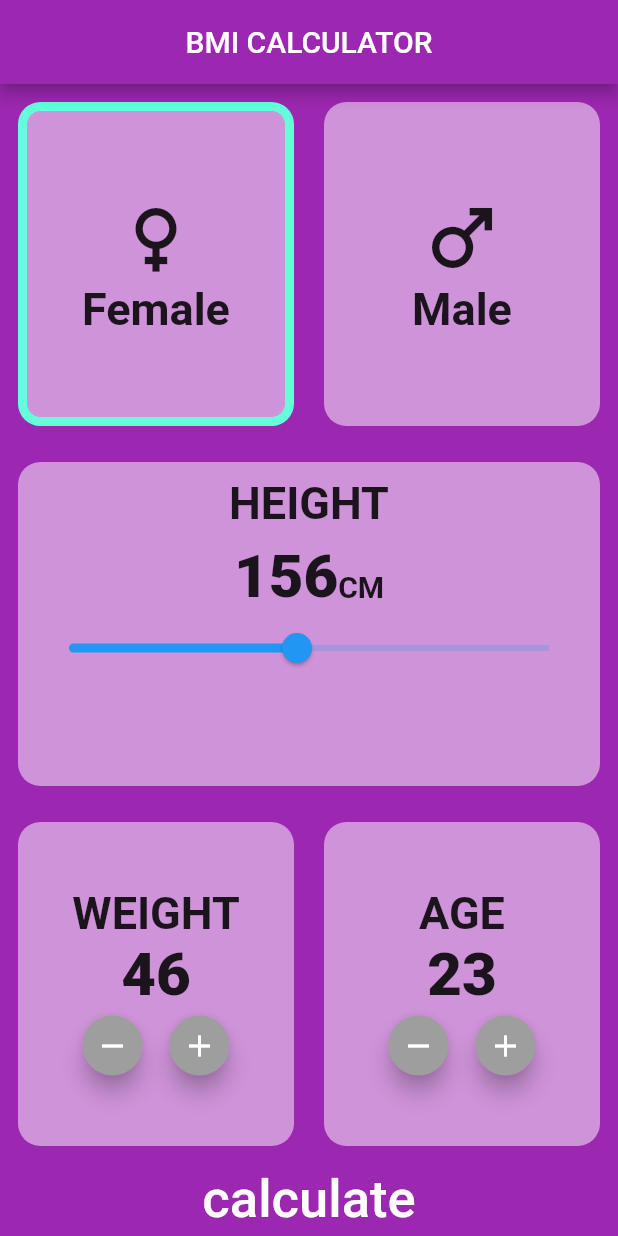
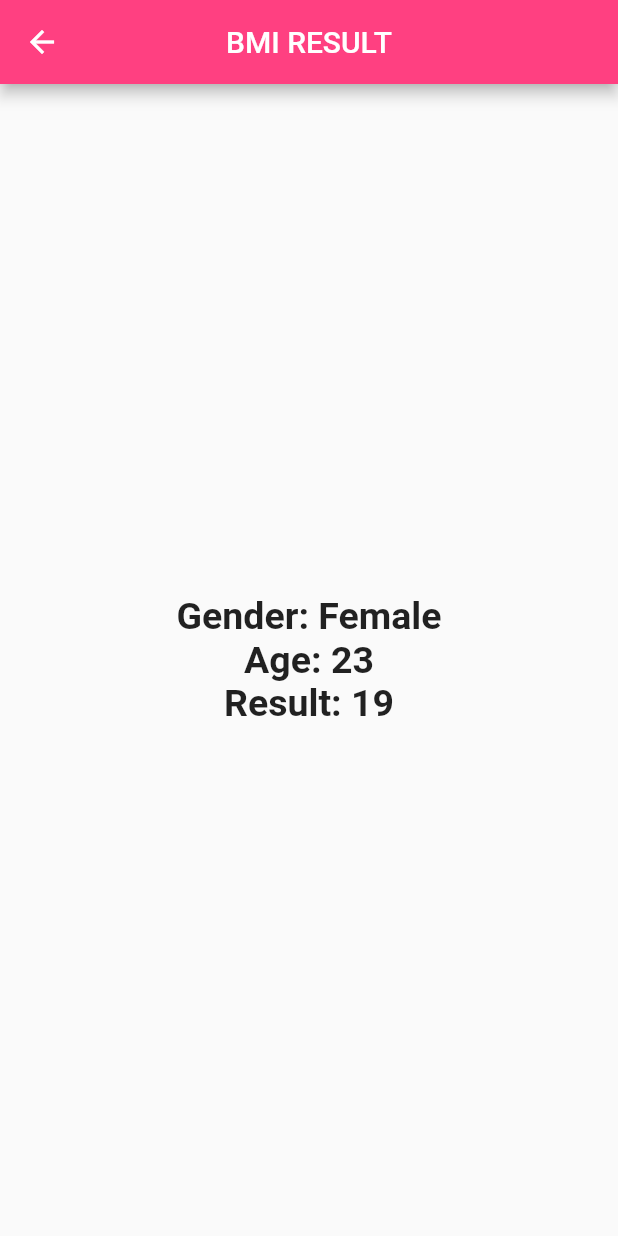
Before and after one commit to Aseel-Mohtaseb/BMI_calculator, a Flutter app: the screen it shows after launch, after a tap on the "remove" icon, after a tap on the "add" icon, after a tap on "calculate", on a phone screen of 412 x 824 dp. Run offline on Flutter 3.47's test engine with Material 2 defaults, Android fonts, the phone set to English and light mode, and no system bars.

Commit message:
bmi result

```diff
--- /dev/null
+++ b/lib/bmi_result_screen.dart
@@ -0,0 +1,43 @@
+import 'package:flutter/cupertino.dart';
+import 'package:flutter/material.dart';
+
+class BMIResultScreen extends StatelessWidget {
+
+  final bool isFemale;
+  final int age;
+  final double result;
+
+  BMIResultScreen({required this.isFemale, required this.age, required this.result});
+
+
+  @override
+  Widget build(BuildContext context) {
+    return Scaffold(
+      appBar: AppBar(
+        title: Text('BMI RESULT'),
+        backgroundColor: Colors.pinkAccent,
+        centerTitle: true,
+      ),
+      body: Center(
+        child: Column(
+          mainAxisAlignment: MainAxisAlignment.center,
+          children: [
+            Text(
+              'Gender: ${isFemale? 'Female' : 'Male'}',
+              style: TextStyle(fontSize: 25, fontWeight: FontWeight.bold),
+            ),
+            Text(
+              'Age: $age',
+              style: TextStyle(fontSize: 25, fontWeight: FontWeight.bold),
+            ),
+            Text(
+              'Result: ${result.round()}',
+              style: TextStyle(fontSize: 25, fontWeight: FontWeight.bold),
+            ),
+
+          ],
+        ),
+      ),
+    );
+  }
+}
--- a/lib/bmi_screen.dart
+++ b/lib/bmi_screen.dart
@@ -1,34 +1,38 @@
+import 'dart:math';
+
+import 'package:bmi_calculator/bmi_result_screen.dart';
 import 'package:flutter/material.dart';
 
-class BmiScreen extends StatefulWidget {
-  const BmiScreen({Key? key}) : super(key: key);
+class BMIScreen extends StatefulWidget {
+  const BMIScreen({Key? key}) : super(key: key);
 
   @override
-  _BmiScreenState createState() => _BmiScreenState();
+  _BMIScreenState createState() => _BMIScreenState();
 }
 
-class _BmiScreenState extends State<BmiScreen> {
+class _BMIScreenState extends State<BMIScreen> {
   bool isFemale = true;
   double height = 156;
   int weight = 46;
   int age = 23;
 
-
-  var color = Colors.tealAccent;
+  var backgroundColor = Colors.white70;
+  var containersBackgroundColor = Colors.grey[400];
+  var selectedColor = Colors.pinkAccent;
 
   @override
   Widget build(BuildContext context) {
     return Scaffold(
       appBar: AppBar(
           title: Text('BMI CALCULATOR'),
-          backgroundColor: Colors.purple,
+          backgroundColor: selectedColor,
           centerTitle: true),
       body: Column(
         children: [
           Expanded(
             child: Container(
               padding: EdgeInsets.all(12),
-              decoration: BoxDecoration(color: Colors.purple),
+              decoration: BoxDecoration(color: backgroundColor),
               child: Row(
                 mainAxisAlignment: MainAxisAlignment.spaceAround,
                 children: [
@@ -37,20 +41,18 @@ class _BmiScreenState extends State<BmiScreen> {
                       onTap: () {
                         isFemale = true;
                         print(isFemale);
-                        setState(() {
-
-                        });
-
+                        setState(() {});
                       },
                       child: Container(
                         decoration: BoxDecoration(
-                            color: Colors.purple[200],
+                            color: containersBackgroundColor,
                             borderRadius: BorderRadius.circular(15),
-                          border: isFemale?  Border.all(
+                            border: isFemale
+                                ? Border.all(
                                     width: 6,
-                            color: color,
-                          ) : null
-                        ),
+                                    color: selectedColor,
+                                  )
+                                : null),
                         child: Column(
                           mainAxisAlignment: MainAxisAlignment.center,
                           children: [
@@ -73,21 +75,18 @@ class _BmiScreenState extends State<BmiScreen> {
                       onTap: () {
                         isFemale = false;
                         print(isFemale);
-                        setState(() {
-
-                        });
+                        setState(() {});
                       },
                       child: Container(
                         decoration: BoxDecoration(
-                            color: Colors.purple[200],
+                            color: containersBackgroundColor,
                             borderRadius: BorderRadius.circular(15),
-                            border: !isFemale?  Border.all(
+                            border: !isFemale
+                                ? Border.all(
                                     width: 6,
-                              color: color,
-                            ) : null
-
-                        ),
-
+                                    color: selectedColor,
+                                  )
+                                : null),
                         child: Column(
                           mainAxisAlignment: MainAxisAlignment.center,
                           children: [
@@ -109,11 +108,11 @@ class _BmiScreenState extends State<BmiScreen> {
           Expanded(
               child: Container(
             padding: EdgeInsets.all(12),
-            decoration: BoxDecoration(color: Colors.purple),
+            decoration: BoxDecoration(color: backgroundColor),
             child: Container(
               padding: EdgeInsets.all(10),
               decoration: BoxDecoration(
-                  color: Colors.purple[200],
+                  color: containersBackgroundColor,
                   borderRadius: BorderRadius.circular(15)),
               child: Column(
                 children: [
@@ -146,11 +145,11 @@ class _BmiScreenState extends State<BmiScreen> {
                     min: 80,
                     max: 240,
                     onChanged: (value) {
-                        setState(() {
-
-                        });
+                      setState(() {});
                       height = value;
-                      })
+                    },
+                    activeColor: selectedColor,
+                  )
                 ],
               ),
             ),
@@ -158,7 +157,7 @@ class _BmiScreenState extends State<BmiScreen> {
           Expanded(
               child: Container(
             padding: EdgeInsets.all(12),
-            decoration: BoxDecoration(color: Colors.purple),
+            decoration: BoxDecoration(color: backgroundColor),
             child: Row(
               mainAxisAlignment: MainAxisAlignment.spaceAround,
               children: [
@@ -166,7 +165,7 @@ class _BmiScreenState extends State<BmiScreen> {
                   child: Container(
                     // padding: EdgeInsets.symmetric(horizontal: 30, vertical: 10),
                     decoration: BoxDecoration(
-                        color: Colors.purple[200],
+                        color: containersBackgroundColor,
                         borderRadius: BorderRadius.circular(15)),
                     child: Column(
                       mainAxisAlignment: MainAxisAlignment.center,
@@ -185,41 +184,42 @@ class _BmiScreenState extends State<BmiScreen> {
                           mainAxisAlignment: MainAxisAlignment.center,
                           children: [
                             FloatingActionButton(
-                              backgroundColor: Colors.grey,
+                              backgroundColor: selectedColor,
                               mini: true,
                               child: Icon(Icons.remove),
                               onPressed: () {
                                 weight--;
-                                setState(() {
-
-                                });
+                                setState(() {});
                               },
+                              heroTag: 'weight+',
                             ),
                             SizedBox(
                               width: 10,
                             ),
                             FloatingActionButton(
-                              backgroundColor: Colors.grey,
+                              backgroundColor: selectedColor,
                               mini: true,
                               child: Icon(Icons.add),
                               onPressed: () {
                                 weight++;
-                                setState(() {
-
-                                });
-                              },                            )
+                                setState(() {});
+                              },
+                              heroTag: 'weight-',
+                            )
                           ],
                         )
                       ],
                     ),
                   ),
                 ),
-                SizedBox(width: 20,),
+                SizedBox(
+                  width: 20,
+                ),
                 Expanded(
                   child: Container(
                     // padding: EdgeInsets.symmetric(horizontal: 30, vertical: 10),
                     decoration: BoxDecoration(
-                        color: Colors.purple[200],
+                        color: containersBackgroundColor,
                         borderRadius: BorderRadius.circular(15)),
                     child: Column(
                       mainAxisAlignment: MainAxisAlignment.center,
@@ -238,29 +238,27 @@ class _BmiScreenState extends State<BmiScreen> {
                           mainAxisAlignment: MainAxisAlignment.center,
                           children: [
                             FloatingActionButton(
-                              backgroundColor: Colors.grey,
+                              backgroundColor: selectedColor,
                               mini: true,
                               child: Icon(Icons.remove),
                               onPressed: () {
                                 age--;
-                                setState(() {
-
-                                });
+                                setState(() {});
                               },
+                              heroTag: 'age-',
                             ),
                             SizedBox(
                               width: 10,
                             ),
                             FloatingActionButton(
-                              backgroundColor: Colors.grey,
+                              backgroundColor: selectedColor,
                               mini: true,
                               child: Icon(Icons.add),
                               onPressed: () {
                                 age++;
-                                setState(() {
-
-                                });
+                                setState(() {});
                               },
+                              heroTag: 'age+',
                             )
                           ],
                         )
@@ -273,9 +271,20 @@ class _BmiScreenState extends State<BmiScreen> {
           )),
           Container(
             width: double.infinity,
-            color: Colors.purple,
+            color: selectedColor,
             child: MaterialButton(
-              onPressed: () {},
+              onPressed: () {
+                double result = weight / pow(height / 100, 2);
+                print(result);
+                Navigator.push(
+                    context,
+                    MaterialPageRoute(
+                        builder: (context) => BMIResultScreen(
+                              isFemale: isFemale,
+                              age: age,
+                              result: result,
+                            )));
+              },
               child: Text(
                 'calculate',
                 style: TextStyle(color: Colors.white, fontSize: 35),
--- a/lib/main.dart
+++ b/lib/main.dart
@@ -1,5 +1,6 @@
 import 'package:flutter/material.dart';
 
+import 'bmi_result_screen.dart';
 import 'bmi_screen.dart';
 
 void main() {
@@ -14,7 +15,7 @@ class MyApp extends StatelessWidget {
     return MaterialApp(
       debugShowCheckedModeBanner: false,
       title: 'Flutter Demo',
-      home: BmiScreen(),
+      home: BMIScreen(),
     );
   }
 }
```
Lines whose indentation alone changed are shown as unchanged.
